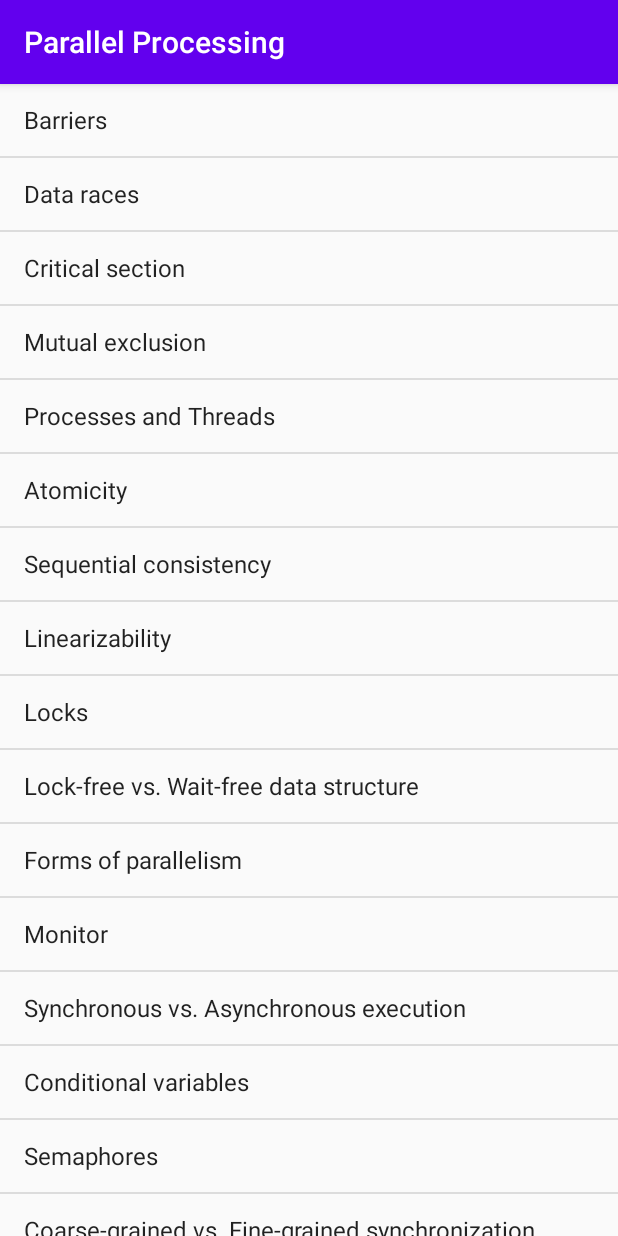
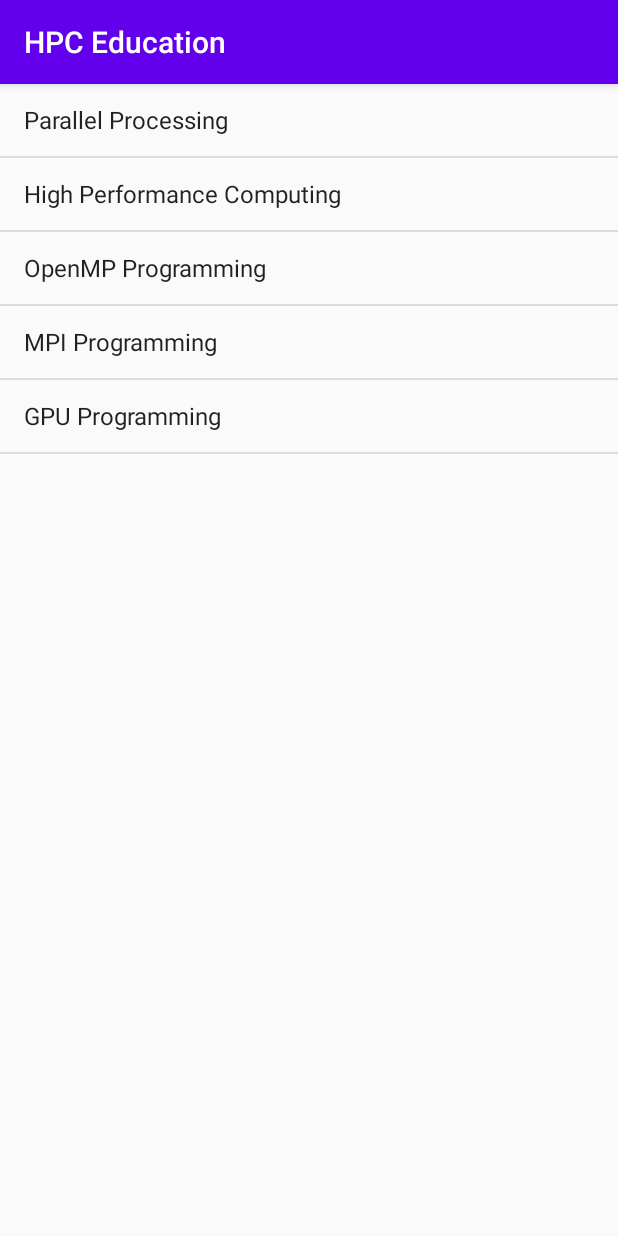
Before and after one commit to anirudhajith/HPCEducationApp, an Android app: the screen it shows after launch (MainActivity before the commit, SubjectsActivity after it), on a phone screen of 412 x 824 dp. Run offline under Robolectric (Android 15) with nearby library versions, the phone set to English and light mode, and no system bars.

Commit message:
Added one more level of indirection. Migrated data storage to JSON.

```diff
--- a/app/src/main/java/com/example/android/parallelprocessing/MainActivity.kt
+++ /dev/null
@@ -1,35 +0,0 @@
-package com.example.android.parallelprocessing
-
-import android.content.Intent
-import androidx.appcompat.app.AppCompatActivity
-import android.os.Bundle
-import android.widget.ArrayAdapter
-import android.widget.ListView
-import android.widget.Toast
-
-class MainActivity : AppCompatActivity() {
-
-    override fun onCreate(savedInstanceState: Bundle?) {
-        super.onCreate(savedInstanceState)
-        setContentView(R.layout.activity_main)
-
-        val listView = findViewById<ListView>(R.id.topicList)
-        val topicsArray = resources.getStringArray(R.array.topicsArray)
-        val videoIdsArray = resources.getStringArray(R.array.videoIdArray)
-        val topicsListAdapter = ArrayAdapter(this, android.R.layout.simple_list_item_1, topicsArray)
-
-        listView.setOnItemClickListener { parent, view, position, id ->
-            val clickedElement = topicsListAdapter.getItem(position)
-
-            if (position < videoIdsArray.size) {
-                Toast.makeText(this, "You clicked $clickedElement", Toast.LENGTH_SHORT).show()
-                val intent = Intent(this, VideoActivity::class.java)
-                val videoId = videoIdsArray[position]
-                intent.putExtra("position", position)
-                startActivity(intent)
-            } else {
-                Toast.makeText(this, "Coming soon!", Toast.LENGTH_SHORT).show()
-            }
-        }
-    }
-}
--- /dev/null
+++ b/app/src/main/java/com/example/android/parallelprocessing/SubjectsActivity.kt
@@ -0,0 +1,41 @@
+package com.example.android.parallelprocessing
+
+import android.content.Intent
+import androidx.appcompat.app.AppCompatActivity
+import android.os.Bundle
+import android.widget.ArrayAdapter
+import android.widget.ListView
+import android.widget.Toast
+import org.json.JSONObject
+
+class SubjectsActivity : AppCompatActivity() {
+
+    override fun onCreate(savedInstanceState: Bundle?) {
+        super.onCreate(savedInstanceState)
+        setContentView(R.layout.activity_subjects)
+
+        val resId = resources.getIdentifier("data","raw", packageName)
+        val iStream = resources.openRawResource(resId)
+
+        val data = iStream.bufferedReader().use { it.readText() }
+        val dataJsonObject = JSONObject(data)
+        val subjectsJsonArray = dataJsonObject.getJSONArray("subjects")
+        var subjects = arrayOfNulls<String>(subjectsJsonArray.length())
+        for(i in 0 until subjectsJsonArray.length()) {
+            subjects[i] = subjectsJsonArray.getJSONObject(i).getString("name")
+        }
+
+        var subjectsListView = findViewById<ListView>(R.id.subjectsList)
+        val subjectsListAdapter = ArrayAdapter(this, android.R.layout.simple_list_item_1, subjects)
+        subjectsListView.adapter = subjectsListAdapter
+
+        subjectsListView.setOnItemClickListener { parent, view, position, id ->
+            val clickedElement = subjectsListAdapter.getItem(position)
+
+            Toast.makeText(this, "You clicked $clickedElement", Toast.LENGTH_SHORT).show()
+            val intent = Intent(this, TopicsActivity::class.java)
+            intent.putExtra("subject_data", subjectsJsonArray.getJSONObject(position).toString())
+            startActivity(intent)
+        }
+    }
+}
--- /dev/null
+++ b/app/src/main/res/layout/activity_subjects.xml
@@ -0,0 +1,14 @@
+<?xml version="1.0" encoding="utf-8"?>
+<LinearLayout
+    xmlns:android="http://schemas.android.com/apk/res/android"
+    android:orientation="vertical"
+    android:layout_width="fill_parent"
+    android:layout_height="fill_parent" >
+
+    <ListView
+        android:id="@+id/subjectsList"
+        android:layout_width="fill_parent"
+        android:layout_height="fill_parent"
+        android:drawSelectorOnTop="false"
+        />
+</LinearLayout>
--- a/app/src/main/res/layout/activity_main.xml
+++ b/app/src/main/res/layout/activity_topics.xml
@@ -6,10 +6,9 @@
     android:layout_height="fill_parent" >
 
     <ListView
-        android:id="@+id/topicList"
+        android:id="@+id/topicsList"
         android:layout_width="fill_parent"
         android:layout_height="fill_parent"
         android:drawSelectorOnTop="false"
-        android:entries="@array/topicsArray"
         />
 </LinearLayout>
--- a/app/src/main/res/values/arrays.xml
+++ /dev/null
@@ -1,76 +0,0 @@
-<?xml version="1.0" encoding="utf-8"?>
-<resources>
-    <string-array name="topicsArray">
-        <item>Barriers</item>
-        <item>Data races</item>
-        <item>Critical section</item>
-        <item>Mutual exclusion</item>
-        <item>Processes and Threads</item>
-        <item>Atomicity</item>
-        <item>Sequential consistency</item>
-        <item>Linearizability</item>
-        <item>Locks</item>
-        <item>Lock-free vs. Wait-free data structure</item>
-        <item>Forms of parallelism</item>
-        <item>Monitor</item>
-        <item>Synchronous vs. Asynchronous execution</item>
-        <item>Conditional variables</item>
-        <item>Semaphores</item>
-        <item>Coarse-grained vs. Fine-grained synchronization</item>
-        <item>Optimistic vs. Lazy synchronization</item>
-        <item>ABA problem</item>
-        <item>Sorting network</item>
-        <item>Transactions</item>
-        <item>Sleep and wakeup</item>
-        <item>Transactional memory</item>
-        <item>Memory consistency</item>
-        <item>Forks and Joins</item>
-        <item>Multicore, Many-core and Distributed processing</item>
-    </string-array>
-
-    <string-array name="videoIdArray" >
-        <item name="Barriers">cBUQRJ4PspU</item>
-        <item name="Data races">16X9nHNQfI8</item>
-    </string-array>
-
-    <string-array name="videoTranscriptsArray">
-        <item name="Barriers">
-"The fundamental idea behind parallelisation is to speed processing up by performing several tasks in parallel. However, in most non-trivial programs, different threads will need to use results of subproblems computed by other processors. They can do this by storing these intermediate results in a shared or a global memory space.
-
-However, an obvious problem arises here. Suppose T1 and T2 are two threads working in parallel. For the sake of argument, let us assume that T1 takes a longer time to execute than T2 does. Now, when T2 reaches a point in its execution where it needs to use a value computed by T1, it reads a designated location in the shared memory. However, if T1 hasn’t computed and written the required value into that location yet, T2 ends up with a junk value which would not be what the programmer had intended.
-
-Clearly, we need some way to guarantee that T2 only reads from memory location after T1 has written into it. In other words, we need T1 and T2 to coordinate with each other. We need some sort of synchronisation technique to fix this. In fact, the need for synchronisation is one of the most fundamental problems in parallel computing. One of the simplest synchronisation techniques involves using barriers. A barrier is a point in the parallel program where all threads meet before any thread moves ahead. Each thread that reaches a barrier pauses its execution and waits for all threads to reach the barrier before continuing with its execution.
-
-For example, if the instructions that T1 needs to execute are P1, P2, Barrier, P3. And the ones which T2 needs to execute are Q1, Barrier, Q2, Q3, it is possible for statements P1 and/or P2 to run in parallel with Q1 but not in parallel with Q2. Similarly, P3 can never run in parallel with Q1 but can run in parallel with Q2 and/or Q3. Assuming Q1 finishes executing before P2 does, T2 pauses its execution at the barrier until T1 finishes executing P2 and reaches the barrier too. Only then, do the threads begin to execute P3 and Q2. Every barrier can be divided into two phases. The arrival step also known as the trapping step, puts the threads arriving at the barrier into a wait state. A thread cannot continue it's execution while in the arrival step. Once all the threads have been trapped by the barrier, we enter the departure step and all the threads are released from the wait state and can resume execution.
-
-There are several algorithms that can be used for implementing these two steps. The algorithms can be classified into three categories:
-1) The linear barrier
-2) The Tree barrier
-3) The Butterfly barrier
-
-Here are some situations where the concept of barriers would arise naturally in the real world:
-1)In a classroom, the teacher has to wait until all the students have noted down what’s on the board until she can clear the board and start a new topic.
-2) During the construction of a multi-storeyed house, the construction of each pillar can be considered as a thread. We have to wait until all the pillars of the first floor are laid before we start laying out pillars of the second floor.
-
-Barriers can also be used in some unconventional ways.
-1) Timing a portion of a multi-threaded process: We know that no thread can proceed beyond a barrier until all the threads have reached it. So, we can use barriers as a start point since all the threads start running(from the barrier) in the timed code at the same time.
-2) Debugging: Debugging parallel computation becomes very difficult unless we have an idea of how far each of our threads have reached in the program. Suppose there are 2 threads T1 and T2 and that at some point of time,T1 must access a value computed by T2. If there was a bug in the code executed by T2, T1 may end up reading an incorrect value. It can be difficult to figure out the location of the bug in the parallel program. Introducing a barrier just before this value is computed by T2 can help to identify and isolate this bug."
-        </item>
-
-        <item name="Data races">
-"We will try to understand a data race using the three Ws: What, When, Why.
-
-A datarace occurs in a parallel program when multiple threads access the same memory location and at least one of those accesses is a write. It is a property of the execution of a program.
-
-A thread analyser is responsible for detecting data races during the execution of a multi-threaded program. Multiple threads of the same process share a single address space and access the same memory location. At least one of the threads’ accesses is a write. These accesses are not ordered by any forms of synchronisation operations, such as locks and condition variables. The order of accesses is non-deterministic when these three conditions hold. Therefore our computation results vary depending on the order of these accesses and particularly where the write accesses are placed in that order. When there is no write, the value in the address location will remain the same and regardless of when a thread accesses, the value accessed will be the same. Let us observe the execution of the two threads T1 and T2. T1 and T2 share a variable x and at least one of the accesses is a write. We can see here that the order of accesses is important in determining the end result. Here are two different orders for the execution of these threads.
-
-In the first execution the value of y printed is 10. Whereas in the second execution the value of y printed is 15. We have to keep in mind that the order of execution cannot be determined because the compiler and hardware strive for better performance and they can restructure the code entirely.
-
-Data Races in real life:
-Money transfer in Bank Accounts. We have to wait until we have sufficient money in our bank accounts for a transfer to be valid. Hence we have to receive the money first and then only can we send it. Here the relative order of the transfers is important.
-
-How to deal with data races:
-Data races are synchronisation bugs. Therefore data races are handled by synchronising accesses to shared memory. Various ways to synchronise are locks, atomics and barriers."
-        </item>
-    </string-array>
-</resources>
--- a/app/src/main/res/values/strings.xml
+++ b/app/src/main/res/values/strings.xml
@@ -1,5 +1,5 @@
 <resources>
-    <string name="app_name">Parallel Processing</string>
+    <string name="app_name">HPC Education</string>
     <string name="video_title">Video Title</string>
     <string name="video_transcript">Video Transcript</string>
 </resources>
```
Also changed, not shown: app/src/main/AndroidManifest.xml (+5 -4 lines), app/src/main/java/com/example/android/parallelprocessing/TopicsActivity.kt (added, +50 -0 lines), app/src/main/java/com/example/android/parallelprocessing/VideoActivity.kt (+3 -5 lines), app/src/main/res/raw/data.json (added, +227 -0 lines).
